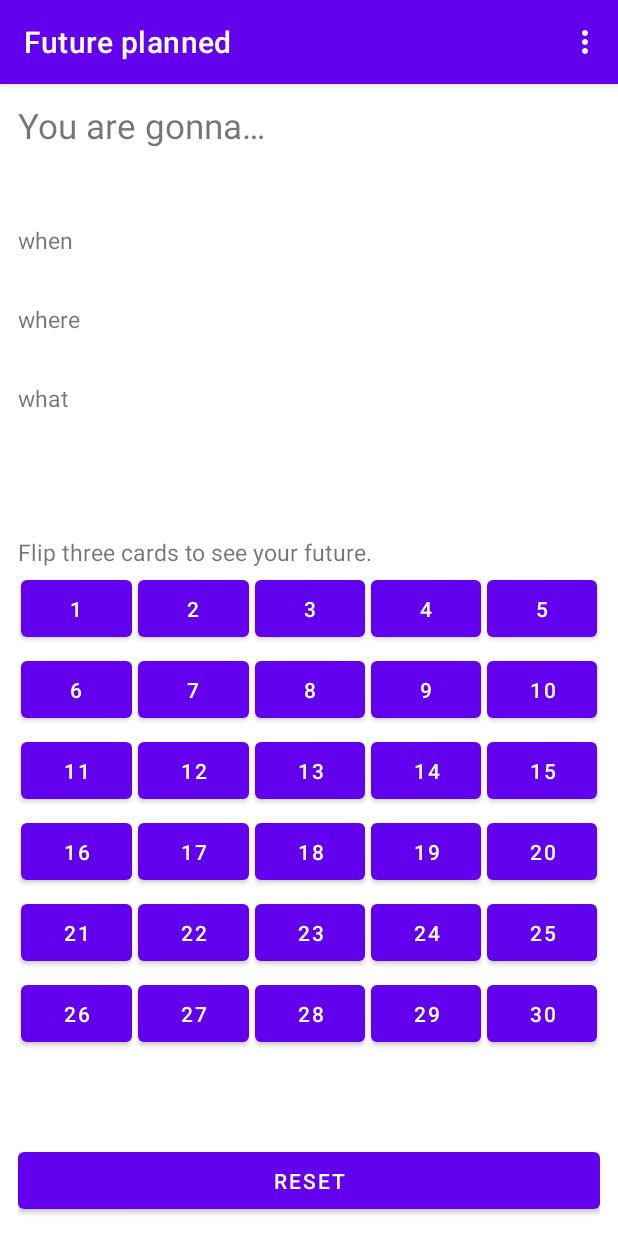
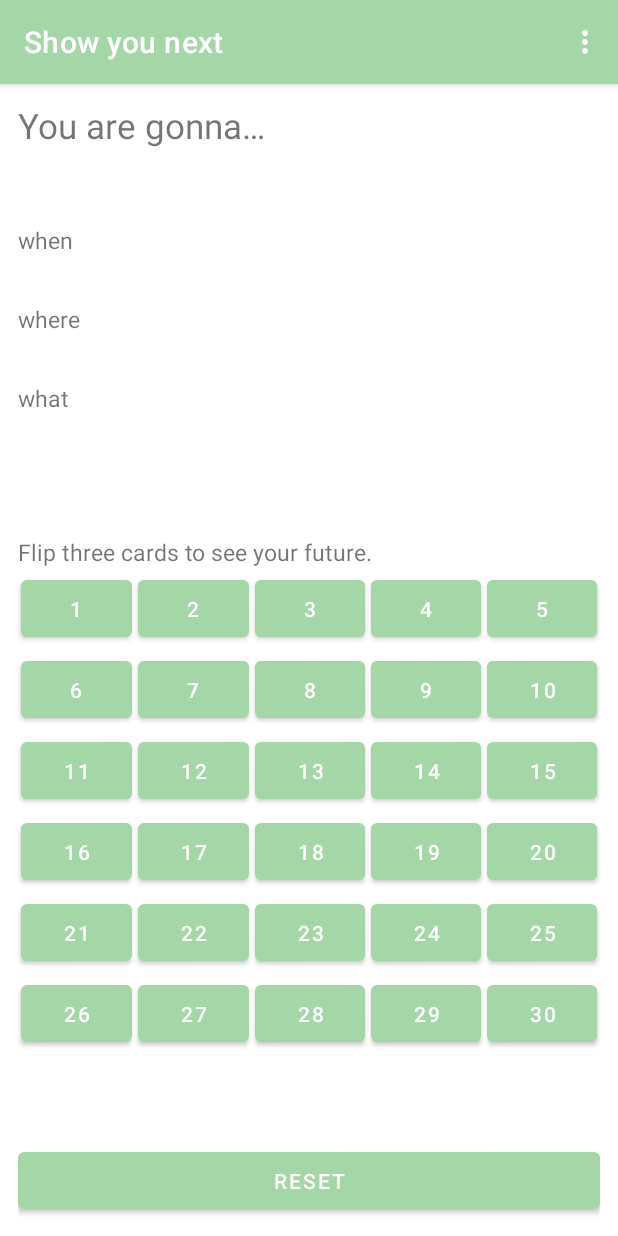
Before and after one commit to kcdevjeon/comfykidz, an Android app: the screen it shows after launch (MainActivity), on a phone screen of 412 x 824 dp. Run offline under Robolectric (Android 15) with nearby library versions, the phone set to English and light mode, and no system bars; our stand-ins replace data binding.

Commit message:
update color, appIcon

```diff
--- a/app/src/main/AndroidManifest.xml
+++ b/app/src/main/AndroidManifest.xml
@@ -4,7 +4,7 @@
 
     <application
         android:allowBackup="true"
-        android:icon="@mipmap/ic_launcher"
+        android:icon="@drawable/ic_app_icon"
         android:label="@string/app_name"
         android:roundIcon="@mipmap/ic_launcher_round"
         android:supportsRtl="true"
--- a/app/src/main/res/values/strings.xml
+++ b/app/src/main/res/values/strings.xml
@@ -1,5 +1,5 @@
 <resources>
-    <string name="app_name" translatable="false">Future planned</string>
+    <string name="app_name" translatable="false">Show you next</string>
     <string name="action_settings" translatable="true">Settings</string>
     <string name="what" translatable="false">what</string>
     <string name="where" translatable="false">where</string>
--- a/app/src/main/res/values/themes.xml
+++ b/app/src/main/res/values/themes.xml
@@ -2,8 +2,8 @@
     <!-- Base application theme. -->
     <style name="Theme.ComfyKids" parent="Theme.MaterialComponents.DayNight.DarkActionBar">
         <!-- Primary brand color. -->
-        <item name="colorPrimary">@color/purple_500</item>
-        <item name="colorPrimaryVariant">@color/purple_700</item>
+        <item name="colorPrimary">#A5D6A7</item>
+        <item name="colorPrimaryVariant">#4DB6AC</item>
         <item name="colorOnPrimary">@color/white</item>
         <!-- Secondary brand color. -->
         <item name="colorSecondary">@color/teal_200</item>
```
Also changed, not shown: app/src/main/res/drawable/ic_app_icon.xml (added, +24 -0 lines).
